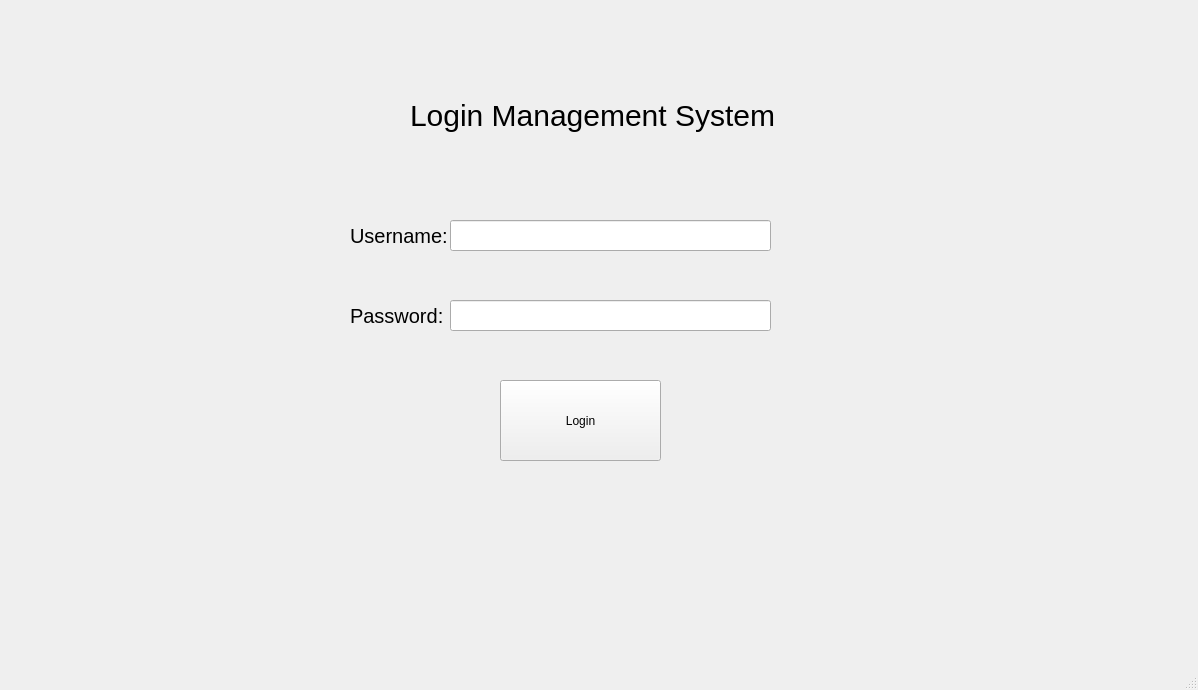
Before: the Qt Designer form mainwindow.ui in IsabellaRGambill/FinalProjectLMS, drawn with Qt 5.
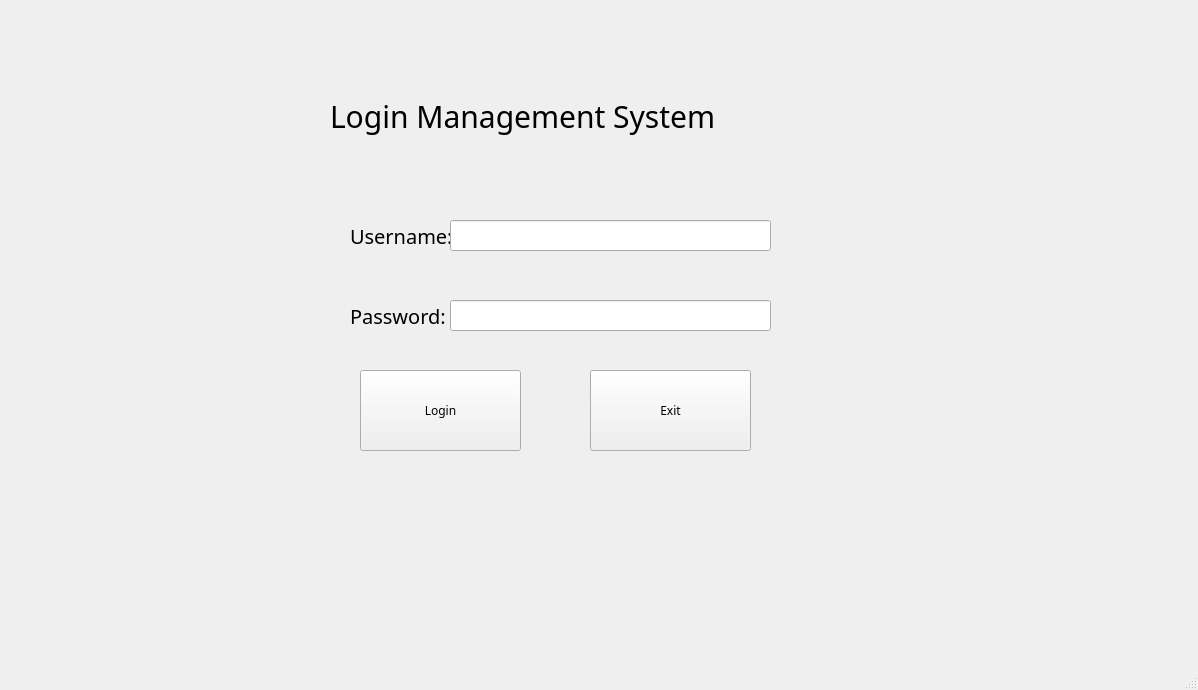
After: the same form once the commit is applied.

Commit message: added an exit button and made font changes

```diff
--- a/mainwindow.ui
+++ b/mainwindow.ui
@@ -17,12 +17,18 @@
    <widget class="QLabel" name="label">
     <property name="geometry">
      <rect>
-      <x>410</x>
+      <x>330</x>
       <y>80</y>
-      <width>401</width>
+      <width>481</width>
       <height>71</height>
      </rect>
     </property>
+    <property name="font">
+     <font>
+      <family>Bangla MN</family>
+      <pointsize>-1</pointsize>
+     </font>
+    </property>
     <property name="styleSheet">
      <string notr="true">QLabel{
 font-size:30px;
@@ -41,6 +47,12 @@
       <height>71</height>
      </rect>
     </property>
+    <property name="font">
+     <font>
+      <family>Baskerville</family>
+      <pointsize>-1</pointsize>
+     </font>
+    </property>
     <property name="styleSheet">
      <string notr="true">QLabel{
 font-size:20px;
@@ -59,6 +71,12 @@
       <height>71</height>
      </rect>
     </property>
+    <property name="font">
+     <font>
+      <family>Baskerville</family>
+      <pointsize>-1</pointsize>
+     </font>
+    </property>
     <property name="styleSheet">
      <string notr="true">QLabel{
 font-size:20px;
@@ -101,17 +119,23 @@
    <widget class="QPushButton" name="pushButton">
     <property name="geometry">
      <rect>
-      <x>500</x>
-      <y>380</y>
+      <x>360</x>
+      <y>370</y>
       <width>161</width>
       <height>81</height>
      </rect>
     </property>
+    <property name="font">
+     <font>
+      <family>Baskerville</family>
+     </font>
+    </property>
     <property name="autoFillBackground">
      <bool>false</bool>
     </property>
     <property name="styleSheet">
      <string notr="true">QPushButtom{
+color: white;
 font-size: 20px;
 }</string>
     </property>
@@ -119,6 +143,33 @@
      <string>Login</string>
     </property>
    </widget>
+   <widget class="QPushButton" name="exitButton">
+    <property name="geometry">
+     <rect>
+      <x>590</x>
+      <y>370</y>
+      <width>161</width>
+      <height>81</height>
+     </rect>
+    </property>
+    <property name="font">
+     <font>
+      <family>Baskerville</family>
+     </font>
+    </property>
+    <property name="autoFillBackground">
+     <bool>false</bool>
+    </property>
+    <property name="styleSheet">
+     <string notr="true">QPushButtom{
+background-color: rgb(4, 51, 255);
+font-size: 20px;
+}</string>
+    </property>
+    <property name="text">
+     <string>Exit</string>
+    </property>
+   </widget>
   </widget>
   <widget class="QMenuBar" name="menubar">
    <property name="geometry">
```
Left out of the diff: 5 changed lines with no effect on the pictures. The commit also changes 59 other files.
